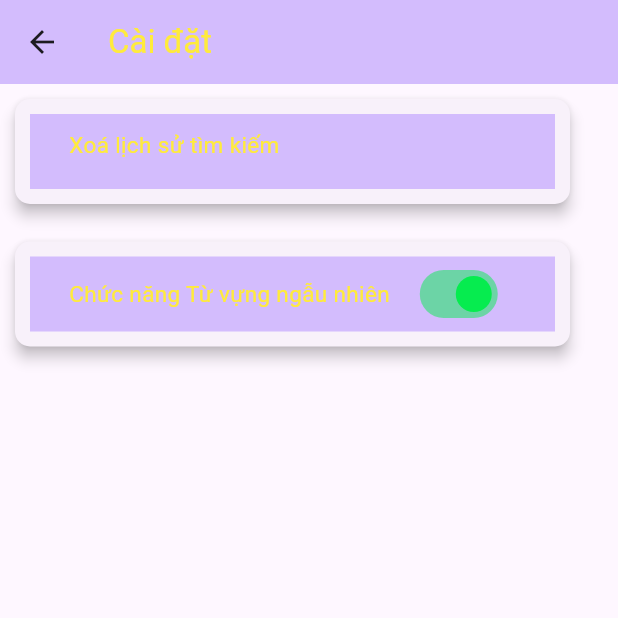
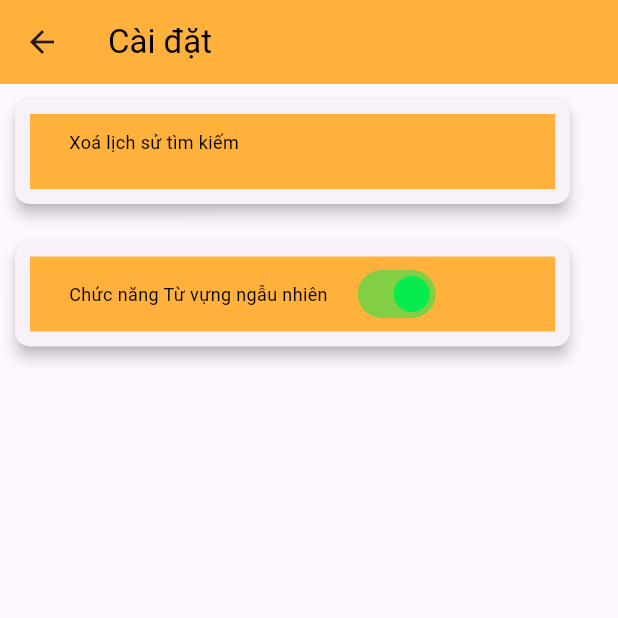
Before and after one commit to vochanhtin139/bee-intro2se-2023, a Flutter app: the SettingScreen screen opened directly with empty values, on a phone screen of 412 x 824 dp, the top half of it. Run offline on Flutter 3.47's test engine with Material 2 defaults, Android fonts, the phone set to English and light mode, and no system bars; our stand-ins replace flutter_html, flutter_tts, flutter_typeahead, fluttertoast, smooth_page_indicator, sqflite and 1 more; missing offline and left inert: flutter_inappwebview; accounts and stored records are empty.

Commit message:
Update settingScreen.dart

```diff
--- a/lib/settingScreen.dart
+++ b/lib/settingScreen.dart
@@ -25,11 +25,11 @@ class _SettingScreenState extends State<SettingScreen> {
   Widget build(BuildContext context) {
     return Scaffold(
       appBar: AppBar(
-        backgroundColor: Theme.of(context).colorScheme.inversePrimary,
+        backgroundColor: Color.fromARGB(255, 255, 177, 60),
         title: Text(
           'Cài đặt',
           style: TextStyle(
-            color: Colors.yellow,
+            color: Colors.black,
           ),
         )
       ),
@@ -70,7 +70,7 @@ class _SettingScreenState extends State<SettingScreen> {
                 margin: EdgeInsets.all(10),
                 width: 350,
                 height: 50,
-                color: Theme.of(context).colorScheme.inversePrimary,
+                color: Color.fromARGB(255, 255, 177, 60),
                 child: Padding(
                   padding: const EdgeInsets.all(10.0),
                   child: Column(
@@ -83,8 +83,8 @@ class _SettingScreenState extends State<SettingScreen> {
                             'Xoá lịch sử tìm kiếm',
                             style: TextStyle(
                               fontWeight: FontWeight.normal,
-                              fontSize: 15,
-                              color: Colors.yellow,
+                              fontSize: 12,
+                              color: Colors.black,
                             ),
                           ),
                         ),
@@ -104,7 +104,7 @@ class _SettingScreenState extends State<SettingScreen> {
               margin: EdgeInsets.all(10),
               width: 350,
               height: 50,
-              color: Theme.of(context).colorScheme.inversePrimary,
+              color: Color.fromARGB(255, 255, 177, 60),
               child: Padding(
                 padding: const EdgeInsets.all(10.0),
                 child: Row(
@@ -117,8 +117,8 @@ class _SettingScreenState extends State<SettingScreen> {
                           'Chức năng Từ vựng ngẫu nhiên',
                           style: TextStyle(
                             fontWeight: FontWeight.normal,
-                            fontSize: 15,
-                            color: Colors.yellow,
+                            fontSize: 12,
+                            color: Colors.black,
                           ),
                         ),
                       ),
```
